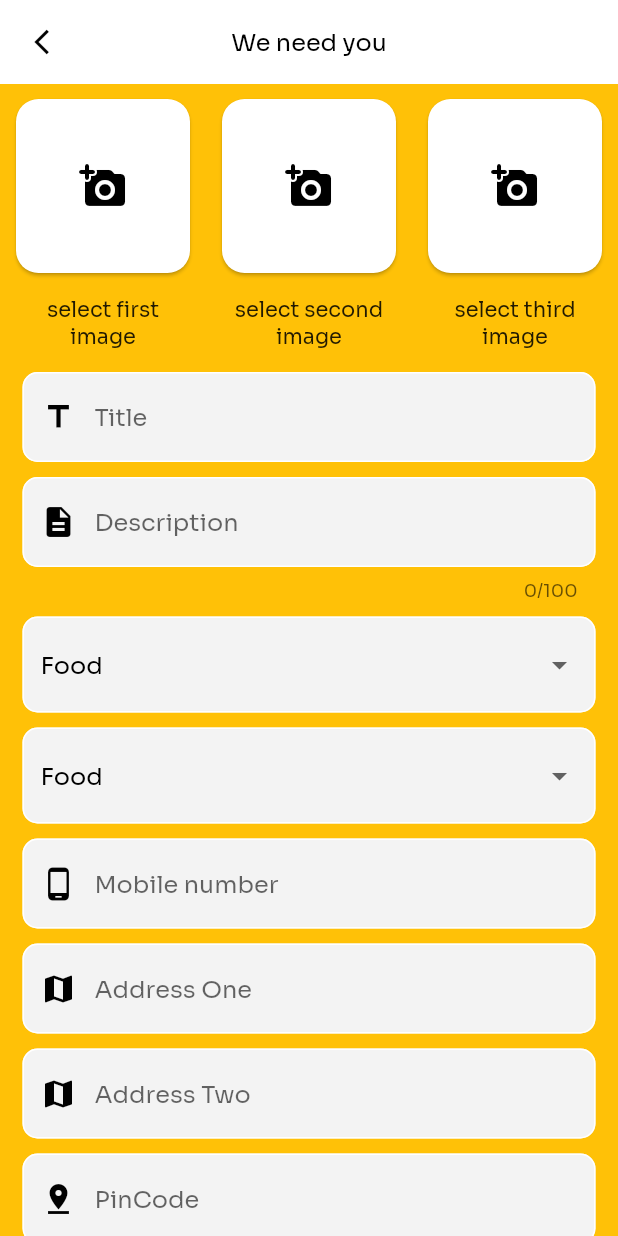
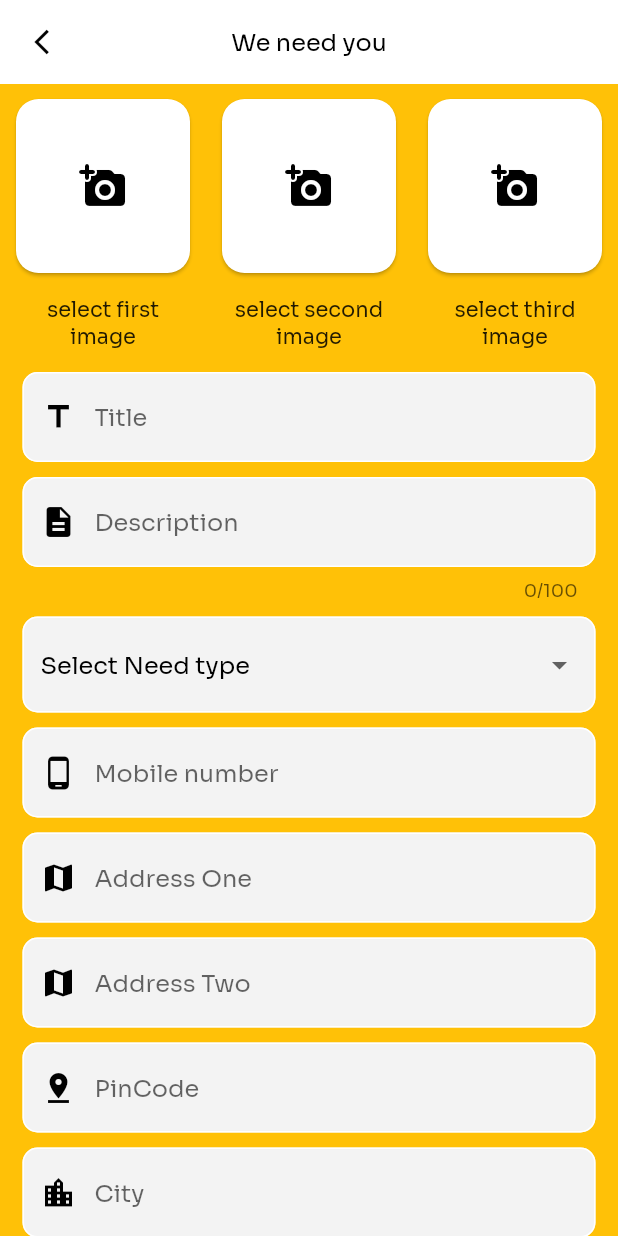
Before and after one commit to rohitsahu1920/need, a Flutter app: the DashBoardScreen screen opened directly, after a tap on the "menu" icon, after a tap on "See all", after a tap on "Add Need", on a phone screen of 412 x 824 dp. Run offline on Flutter 3.47's test engine with Material 2 defaults, Android fonts, the phone set to English and light mode, and no system bars; our stand-ins replace cached_network_image, carousel_slider, dio, flutter_screenutil, fluttertoast, get and 5 more; missing offline and left inert: connectivity_wrapper, dart_ipify, unique_identifier; accounts and stored records are empty; network calls fail.

Commit message:
Bahut sara bug fix kiya bhai.......

```diff
--- a/lib/res/strings.dart
+++ b/lib/res/strings.dart
@@ -77,6 +77,7 @@ class Strings {
   static String get changePassword => 'changePassword'.tr;
   static String get passwordDoesNotMatch => 'passwordDoesNotMatch'.tr;
   static String get viewProfile => 'viewProfile'.tr;
+  static String get myNeeds => 'myNeeds'.tr;
   static String get contactUs => 'contactUs'.tr;
   static String get logout => 'logout'.tr;
   static String get deleteAccount => 'deleteAccount'.tr;
@@ -89,4 +90,6 @@ class Strings {
   static String get lastNameValidation => 'lastNameValidation'.tr;
   static String get phoneValidation => 'phoneValidation'.tr;
   static String get addressValidation => 'addressValidation'.tr;
+  static String get pinCodeValidation => 'pinCodeValidation'.tr;
+  static String get cityValidation => 'cityValidation'.tr;
 }
--- a/lib/screens/add_needs_screens/add_need_screen.dart
+++ b/lib/screens/add_needs_screens/add_need_screen.dart
@@ -20,6 +20,12 @@ class AddNeedScreen extends StatelessWidget {
   final _formKey = GlobalKey<FormState>();
 
   AddNeedScreen({Key? key}) : super(key: key);
+
+  _addNeed() async{
+    if(!isFormValid(_formKey)) return;
+
+
+  }
 
   @override
   Widget build(BuildContext context) {
@@ -86,7 +92,7 @@ class AddNeedScreen extends StatelessWidget {
                 crossAxisAlignment: CrossAxisAlignment.end,
                 children: [
                   AppTextField(
-                    prefixIcon: Icon(
+                    prefixIcon: const Icon(
                       Icons.title,
                       color: Colors.black,
                     ),
@@ -103,7 +109,7 @@ class AddNeedScreen extends StatelessWidget {
                   C10(),
                   AppTextField(
                     maxLength: 100,
-                    prefixIcon: Icon(
+                    prefixIcon: const Icon(
                       Icons.description,
                       color: Colors.black,
                     ),
@@ -125,22 +131,22 @@ class AddNeedScreen extends StatelessWidget {
                     },
                     value: _addNeedController.dropdownItems[0],
                   ),
-                  C10(),
-                  AppDropdownButtonField(
-                    items: _addNeedController.dropdownItems,
-                    onChange: (value) {
-                      _addNeedController.setCurrentSelectedValue(value);
-                    },
-                    value: _addNeedController.dropdownItems[0],
-                  ),
+                  // C10(),
+                  // AppDropdownButtonField(
+                  //   items: _addNeedController.dropdownItems,
+                  //   onChange: (value) {
+                  //     _addNeedController.setCurrentSelectedValue(value);
+                  //   },
+                  //   value: _addNeedController.dropdownItems[0],
+                  // ),
                   C10(),
                   AppTextField(
-                    prefixIcon: Icon(
+                    prefixIcon: const Icon(
                       Icons.phone_android,
                       color: Colors.black,
                     ),
                     hintText: Strings.mobileNumber,
-                    controller: _addNeedController.title,
+                    controller: _addNeedController.phoneNumber,
                     validator: (value) {
                       if (value!.isEmpty) {
                         return Strings.addNeedTitleValidation;
@@ -151,12 +157,12 @@ class AddNeedScreen extends StatelessWidget {
                   ),
                   C10(),
                   AppTextField(
-                    prefixIcon: Icon(
+                    prefixIcon: const Icon(
                       Icons.map,
                       color: Colors.black,
                     ),
                     hintText: Strings.addressOne,
-                    controller: _addNeedController.title,
+                    controller: _addNeedController.addOne,
                     validator: (value) {
                       if (value!.isEmpty) {
                         return Strings.addNeedTitleValidation;
@@ -167,12 +173,12 @@ class AddNeedScreen extends StatelessWidget {
                   ),
                   C10(),
                   AppTextField(
-                    prefixIcon: Icon(
+                    prefixIcon: const Icon(
                       Icons.map,
                       color: Colors.black,
                     ),
                     hintText: Strings.addressTwo,
-                    controller: _addNeedController.title,
+                    controller: _addNeedController.addTwo,
                     validator: (value) {
                       if (value!.isEmpty) {
                         return Strings.addNeedTitleValidation;
@@ -183,12 +189,12 @@ class AddNeedScreen extends StatelessWidget {
                   ),
                   C10(),
                   AppTextField(
-                    prefixIcon: Icon(
+                    prefixIcon: const Icon(
                       Icons.pin_drop,
                       color: Colors.black,
                     ),
                     hintText: Strings.pinCode,
-                    controller: _addNeedController.title,
+                    controller: _addNeedController.pinCode,
                     validator: (value) {
                       if (value!.isEmpty) {
                         return Strings.addNeedTitleValidation;
@@ -199,12 +205,12 @@ class AddNeedScreen extends StatelessWidget {
                   ),
                   C10(),
                   AppTextField(
-                    prefixIcon: Icon(
+                    prefixIcon: const Icon(
                       Icons.location_city,
                       color: Colors.black,
                     ),
                     hintText: Strings.city,
-                    controller: _addNeedController.title,
+                    controller: _addNeedController.city,
                     validator: (value) {
                       if (value!.isEmpty) {
                         return Strings.addNeedTitleValidation;
@@ -218,7 +224,7 @@ class AddNeedScreen extends StatelessWidget {
                     width: double.infinity,
                     child: AppPrimaryButton(
                       text: Strings.submit,
-                      onPressed: () {},
+                      onPressed: _addNeed,
                     ),
                   ),
                 ],
--- a/lib/screens/add_needs_screens/controller/add_need_controller.dart
+++ b/lib/screens/add_needs_screens/controller/add_need_controller.dart
@@ -15,16 +15,18 @@ class AddNeedController extends GetxController{
   TextEditingController phoneNumber = TextEditingController();
   TextEditingController addOne = TextEditingController();
   TextEditingController addTwo = TextEditingController();
+  TextEditingController pinCode = TextEditingController();
+  TextEditingController city = TextEditingController();
 
   List<String> dropdownItems = [
+    "Select Need type",
     "Food",
-    "Transport",
-    "Personal",
-    "Shopping",
+    "Clothes",
+    "Books",
     "Medical",
-    "Rent",
-    "Movie",
-    "Salary"
+    "Shelter",
+    "Miscellaneous",
+    "Other"
   ];
 
 
@@ -61,5 +63,12 @@ class AddNeedController extends GetxController{
     imageOne.value = "";
     imageTwo.value = "";
     imageThree.value = "";
+    title.text = "";
+    description.text = "";
+    phoneNumber.text = "";
+    addOne.text = "";
+    addTwo.text = "";
+    pinCode.text = "";
+    city.text = "";
   }
 }
--- a/lib/screens/dashboard_screen/dashboard_screen.dart
+++ b/lib/screens/dashboard_screen/dashboard_screen.dart
@@ -48,8 +48,8 @@ class DashBoardScreen extends StatelessWidget {
           actions: [],
         ),
         body: _body(),
-        drawer: DrawerScreen(),
-        floatingActionButton: new FloatingActionButton.extended(
+        drawer: const DrawerScreen(),
+        floatingActionButton: FloatingActionButton.extended(
             elevation: 0.0,
             icon: const Icon(
               Icons.add,
@@ -78,9 +78,9 @@ class DashBoardScreen extends StatelessWidget {
                   enableInfiniteScroll: true,
                   height: 175.0,
                   viewportFraction: 0.93,
-                  autoPlayInterval: Duration(seconds: 3),
+                  autoPlayInterval: const Duration(seconds: 3),
                   autoPlay: true,
-                  autoPlayAnimationDuration: Duration(milliseconds: 800),
+                  autoPlayAnimationDuration: const Duration(milliseconds: 800),
                   autoPlayCurve: Curves.easeInQuad,
                 ),
                 items: [1, 2, 3,].map((i) {
@@ -88,14 +88,14 @@ class DashBoardScreen extends StatelessWidget {
                     builder: (BuildContext context) {
                       return Container(
                           width: MediaQuery.of(context).size.width,
-                          margin: EdgeInsets.symmetric(horizontal: 5.0),
+                          margin: const EdgeInsets.symmetric(horizontal: 5.0),
                           decoration: BoxDecoration(
                               color: Colors.white,
                               border: Border.all(
                                 color: Colors.white,
                               ),
                               borderRadius:
-                                  BorderRadius.all(Radius.circular(20))),
+                                  const BorderRadius.all(Radius.circular(20))),
                           child: Center(
                             child: Image.asset(_dashboardController.imageList[i-1], fit: BoxFit.cover,),
                           ));
--- a/lib/screens/drawer_screens/drawer_screen.dart
+++ b/lib/screens/drawer_screens/drawer_screen.dart
@@ -15,50 +15,59 @@ class DrawerScreen extends StatelessWidget {
       child: ListView(
         children: [
           UserAccountsDrawerHeader(
-            decoration: BoxDecoration(
+            decoration: const BoxDecoration(
               color: Colors.amber,
             ),
-            accountName: Text("Account Name"),
-            accountEmail: Text("Account Email"),
+            accountName: const Text("Account Name"),
+            accountEmail: const Text("Account Email"),
             currentAccountPicture: CircleAvatar(
               backgroundColor: Theme.of(context).platform != TargetPlatform.iOS
                   ? Colors.blue
                   : Colors.white,
-              child: Text(
+              child: const Text(
                 "A",
                 style: TextStyle(fontSize: 40.0),
               ),
             ),
           ),
           ListTile(
-            leading: Icon(Icons.person),
+            leading: const Icon(Icons.person),
             title: Text(Strings.viewProfile),
-            trailing: Icon(Icons.arrow_forward_ios_sharp),
+            trailing: const Icon(Icons.arrow_forward_ios_sharp),
             onTap: (){
               Get.back();
               Get.to(() => RegistrationScreen());
             }
           ),
           ListTile(
-            leading: Icon(Icons.people),
+              leading: const Icon(Icons.all_inclusive),
+              title: Text(Strings.myNeeds),
+              trailing: const Icon(Icons.arrow_forward_ios_sharp),
+              onTap: (){
+                Get.back();
+                Get.to(() => RegistrationScreen());
+              }
+          ),
+          ListTile(
+            leading: const Icon(Icons.people),
             title: Text(Strings.aboutUs),
-            trailing: Icon(Icons.arrow_forward_ios_sharp),
+            trailing: const Icon(Icons.arrow_forward_ios_sharp),
             onTap: () {
               Get.back();
-              Get.to(() => AboutUsScreen());
+              Get.to(() => const AboutUsScreen());
             } ,
           ),
           ListTile(
-            leading: Icon(Icons.call),
+            leading: const Icon(Icons.call),
             title: Text(Strings.contactUs),
-            trailing: Icon(Icons.arrow_forward_ios_sharp),
+            trailing: const Icon(Icons.arrow_forward_ios_sharp),
             onTap: () {
               Get.back();
-              Get.to(() => ContactUsScreen());
+              Get.to(() => const ContactUsScreen());
             },
           ),
           ListTile(
-            leading: Icon(Icons.login),
+            leading: const Icon(Icons.login),
             title: Text(Strings.logout),
             onTap: () {
               Get.back();
@@ -66,8 +75,8 @@ class DrawerScreen extends StatelessWidget {
             } ,
           ),
           ListTile(
-            leading: Icon(Icons.delete, color: Colors.red,),
-            title: Text(Strings.deleteAccount, style: TextStyle(color: Colors.red),),
+            leading: const Icon(Icons.delete, color: Colors.red,),
+            title: Text(Strings.deleteAccount, style: const TextStyle(color: Colors.red),),
             onTap: () {
               Get.back();
               Get.to(() => RegistrationScreen());
--- a/lib/screens/need_in_detail_screen/need_in_detail_screen.dart
+++ b/lib/screens/need_in_detail_screen/need_in_detail_screen.dart
@@ -126,7 +126,7 @@ class NeedInDetailScreen extends StatelessWidget {
                   const Text("Pin Code"),
                   C15(),
                   SizedBox(
-                    height: 200,
+                    height: 300,
                     width: double.infinity,
                     child: Card(
                       color: Colors.amber,
--- a/lib/translations/languages/english.dart
+++ b/lib/translations/languages/english.dart
@@ -73,13 +73,16 @@ class EnglishLanguage {
     "sendOTP": "Send OTP",
     "verifyOTP":"Verify OTP",
     "changePassword":"Change Password",
-    "passwordDoesNotMatch":"Password Does not match.",
+    "passwordDoesNotMatch":"Password does not match.",
     "aboutUs":"About Us",
     "viewProfile":"View profile",
     "contactUs":"Contact us",
     "logout":"Logout",
-    "deleteAccount":"Delete Account",
-    "reportNeed":"Report this need",
-    "callHelper":"Call the Helper",
+    "deleteAccount":"Delete Account.",
+    "reportNeed":"Report this need.",
+    "callHelper":"Call the Helper.",
+    "pinCodeValidation":"Enter valid PinCode.",
+    "cityValidation":"Enter valid City.",
+    "myNeeds":"My Needs.",
   };
 }
--- a/lib/utils/validator/validator.dart
+++ b/lib/utils/validator/validator.dart
@@ -3,8 +3,7 @@ import 'package:need_flutter_app/res/strings.dart';
 class Validator {
   static Pattern mobilePattern = r'^\+?[0-9]{10}$';
 
-  static Pattern emailPattern =
-      r'^(([^<>()[\]\\.,;:\s@\"]+(\.[^<>()[\]\\.,;:\s@\"]+)*)|(\".+\"))@((\[[0-9]{1,3}\.[0-9]{1,3}\.[0-9]{1,3}\.[0-9]{1,3}\])|(([a-zA-Z\-0-9]+\.)+[a-zA-Z]{2,}))$';
+  static Pattern emailPattern = r"^[a-zA-Z0-9.a-zA-Z0-9.!#$%&'*+-/=?^_`{|}~]+@[a-zA-Z0-9]+\.[a-zA-Z]+";
 
   static Pattern urlPattern =
       r"^((((H|h)(T|t)|(F|f))(T|t)(P|p)((S|s)?))\://)?(www.|[a-zA-Z0-9].)[a-zA-Z0-9\-\.]+\.[a-zA-Z]{2,6}(\:[0-9]{1,5})*(/($|[a-zA-Z0-9\.\,\;\?\'\\\+&amp;%\$#\=~_\-@]+))*$";
--- a/lib/widget/app_dropdown_fields.dart
+++ b/lib/widget/app_dropdown_fields.dart
@@ -17,13 +17,17 @@ class AppDropdownButtonField extends StatelessWidget {
   @override
   Widget build(BuildContext context) {
     return DropdownButtonFormField(
+      validator: (value){
+        if(value == "Select Need type") return "Please select Need type";
+        return null;
+      },
       decoration: InputDecoration(
         enabledBorder: OutlineInputBorder(
-          borderSide: BorderSide(color: Colors.white),
+          borderSide: const BorderSide(color: Colors.white),
           borderRadius: BorderRadius.circular(10),
         ),
         focusedBorder: OutlineInputBorder(
-          borderSide: BorderSide(color: Colors.white),
+          borderSide: const BorderSide(color: Colors.white),
           borderRadius: BorderRadius.circular(10),
         ),
         filled: true,
@@ -36,7 +40,7 @@ class AppDropdownButtonField extends StatelessWidget {
           value: data,
           child: Text(
             data,
-            style: TextStyle(color: AppColors.black),
+            style: const TextStyle(color: AppColors.black),
             overflow: TextOverflow.ellipsis,
             //maxLines: maxLines,
             softWrap: true,
--- a/lib/widget/app_text_field.dart
+++ b/lib/widget/app_text_field.dart
@@ -35,16 +35,20 @@ class AppTextField extends StatelessWidget {
       maxLines: maxLines,
       validator: validator,
       controller: controller,
-      keyboardType: keyboardType != null ? keyboardType : TextInputType.text,
+      keyboardType: keyboardType ?? TextInputType.text,
       obscureText: passwordVisible ?? false,
       decoration: InputDecoration(
         prefixIcon: prefixIcon,
         enabledBorder: OutlineInputBorder(
-          borderSide: BorderSide(color: Colors.white),
+          borderSide: const BorderSide(color: Colors.white),
           borderRadius: BorderRadius.circular(10),
         ),
         focusedBorder: OutlineInputBorder(
-          borderSide: BorderSide(color: Colors.white),
+          borderSide: const BorderSide(color: Colors.white),
+          borderRadius: BorderRadius.circular(10),
+        ),
+        errorBorder: OutlineInputBorder(
+          borderSide: const BorderSide(color: Colors.red),
           borderRadius: BorderRadius.circular(10),
         ),
         filled: true,
```
Also changed, not shown: lib/screens/login_and_registration _screen/confirm_password_screen.dart (+26 -9 lines), lib/screens/login_and_registration _screen/login_screen.dart (+10 -6 lines), lib/screens/login_and_registration _screen/otp_verify_screen.dart (+6 -6 lines), lib/screens/login_and_registration _screen/registration_screen.dart (+13 -10 lines), lib/screens/login_and_registration _screen/reset_password_screen.dart (+8 -8 lines).
